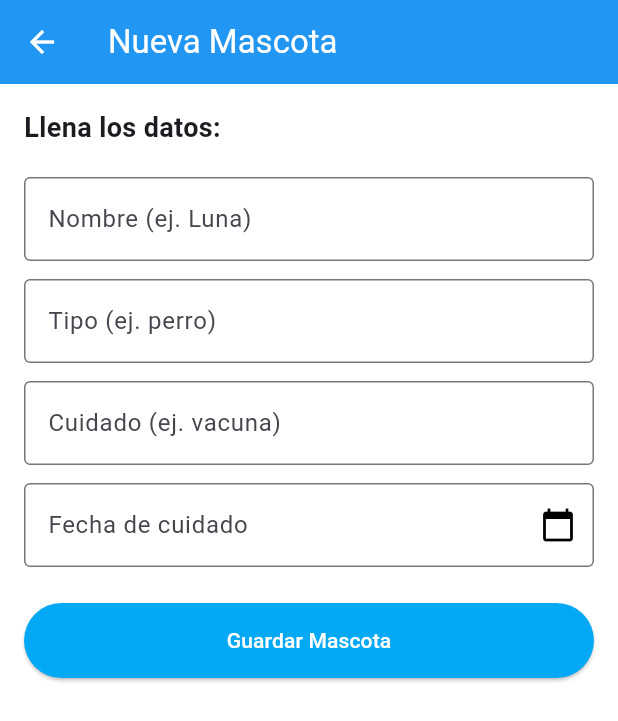
After one commit to GaboTex2004/Project2-IHC, a Flutter app: the AgregarMascotaScreen screen opened directly, after a tap on "Guardar Mascota", on a phone screen of 412 x 824 dp. The commit adds this screen. Shown: the top 721 px of the screen. Run offline on Flutter 3.47's test engine with Material 3 defaults, Android fonts, the phone set to English and light mode, and no system bars; our stand-ins replace shared_preferences; accounts and stored records are empty.

Commit message:
guardado de mascotas

```diff
--- /dev/null
+++ b/frontend/lib/features/mascotas/screens/agregar_mascota_screen.dart
@@ -0,0 +1,180 @@
+import 'package:flutter/material.dart';
+import 'package:shared_preferences/shared_preferences.dart';
+
+import 'dart:convert';
+
+import 'package:http/http.dart' as http;
+
+import '../../../core/constants.dart';
+
+class AgregarMascotaScreen extends StatefulWidget {
+  @override
+  _AgregarMascotaScreenState createState() => _AgregarMascotaScreenState();
+}
+
+class _AgregarMascotaScreenState extends State<AgregarMascotaScreen> {
+  final _nombreController = TextEditingController();
+  final _tipoController = TextEditingController();
+  final _cuidadoController = TextEditingController();
+  final _fechaController = TextEditingController();
+
+  bool _guardando = false;
+
+  Future<void> _guardarMascota() async {
+    // Validación súper básica para que no envíen datos vacíos
+    if (_nombreController.text.isEmpty || _fechaController.text.isEmpty) {
+      print("Por favor, llena los datos");
+      return;
+    }
+
+    setState(() {
+      _guardando = true;
+    });
+
+    final prefs = await SharedPreferences.getInstance();
+    final token = prefs.getString('jwt_token');
+
+    try {
+      // CORRECCIÓN DEL 404: Quitamos la barra final después de mascotas
+      final response = await http.post(
+        Uri.parse('${AppConstants.baseUrl}/mascotas/crear'),
+        headers: {
+          'Content-Type': 'application/json',
+          'Authorization': 'Bearer $token',
+        },
+        body: json.encode({
+          "nombre": _nombreController.text,
+          "tipo": _tipoController.text,
+          "cuidado": _cuidadoController.text,
+          "fecha": _fechaController.text,
+        }),
+      );
+
+      if (response.statusCode == 200 || response.statusCode == 201) {
+        Navigator.pop(context, true);
+      } else {
+        print("Error al guardar: ${response.body}");
+        setState(() {
+          _guardando = false;
+        });
+      }
+    } catch (e) {
+      print("Error: $e");
+      setState(() {
+        _guardando = false;
+      });
+    }
+  }
+
+  // --- FUNCIÓN PARA MOSTRAR EL CALENDARIO ---
+  Future<void> _seleccionarFecha(BuildContext context) async {
+    final DateTime? fechaSeleccionada = await showDatePicker(
+      context: context,
+      initialDate: DateTime.now(),
+      firstDate: DateTime(2020), // Fecha mínima
+      lastDate: DateTime(2030), // Fecha máxima
+      builder: (context, child) {
+        // Le damos tu estilo blanco/negro al calendario
+        return Theme(
+          data: ThemeData.light().copyWith(
+            colorScheme: ColorScheme.light(
+              primary: Colors.lightBlue, // Color del encabezado
+              onPrimary: Colors.white, // Texto del encabezado
+              onSurface: Colors.black, // Color de los días
+            ),
+          ),
+          child: child!,
+        );
+      },
+    );
+
+    if (fechaSeleccionada != null) {
+      // Si eligen una fecha, la formateamos a YYYY-MM-DD sin usar librerías extra
+      String anio = fechaSeleccionada.year.toString();
+      String mes = fechaSeleccionada.month.toString().padLeft(2, '0');
+      String dia = fechaSeleccionada.day.toString().padLeft(2, '0');
+
+      setState(() {
+        _fechaController.text = "$anio-$mes-$dia";
+      });
+    }
+  }
+
+  @override
+  Widget build(BuildContext context) {
+    return Scaffold(
+      backgroundColor: Colors.white,
+      appBar: AppBar(
+        title: Text("Nueva Mascota"),
+        backgroundColor: Colors.blue,
+        foregroundColor: Colors.white,
+      ),
+      body: Padding(
+        padding: const EdgeInsets.all(16.0),
+        child: Column(
+          crossAxisAlignment: CrossAxisAlignment.start,
+          children: [
+            Text(
+              "Llena los datos:",
+              style: TextStyle(fontSize: 18, fontWeight: FontWeight.bold),
+            ),
+            SizedBox(height: 20),
+            TextField(
+              controller: _nombreController,
+              decoration: InputDecoration(
+                labelText: "Nombre (ej. Luna)",
+                border: OutlineInputBorder(),
+              ),
+            ),
+            SizedBox(height: 12),
+            TextField(
+              controller: _tipoController,
+              decoration: InputDecoration(
+                labelText: "Tipo (ej. perro)",
+                border: OutlineInputBorder(),
+              ),
+            ),
+            SizedBox(height: 12),
+            TextField(
+              controller: _cuidadoController,
+              decoration: InputDecoration(
+                labelText: "Cuidado (ej. vacuna)",
+                border: OutlineInputBorder(),
+              ),
+            ),
+            SizedBox(height: 12),
+
+            // --- CAMPO DE FECHA CON CALENDARIO ---
+            TextField(
+              controller: _fechaController,
+              readOnly: true, // Evita que se abra el teclado
+              onTap: () =>
+                  _seleccionarFecha(context), // Abre el calendario al tocar
+              decoration: InputDecoration(
+                labelText: "Fecha de cuidado",
+                border: OutlineInputBorder(),
+                suffixIcon: Icon(Icons.calendar_today, color: Colors.black),
+              ),
+            ),
+
+            SizedBox(height: 24),
+            SizedBox(
+              width: double.infinity,
+              height: 50,
+              child: ElevatedButton(
+                style: ElevatedButton.styleFrom(
+                  backgroundColor: Colors.lightBlue,
+                  foregroundColor: Colors.white,
+                ),
+                onPressed: _guardando ? null : _guardarMascota,
+                child: _guardando
+                    ? Text("Guardando...")
+                    : Text("Guardar Mascota"),
+              ),
+            ),
+          ],
+        ),
+      ),
+    );
+  }
+}
```
Also changed, not shown: frontend/lib/features/mascotas/screens/home_screen.dart (+167 -17 lines), 6 other files.
